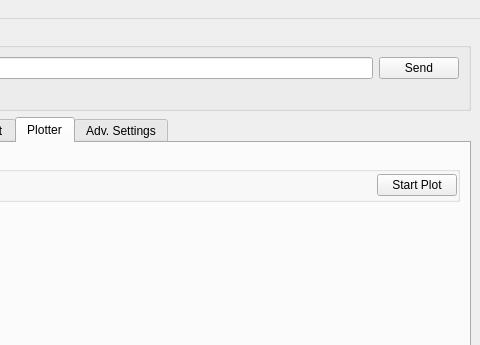
The window that ui_files/mainWindow.ui (careweather/SerialKiller) describes before a commit, drawn with Qt 5; both pictures show x 120 to 600 and y 0 to 345 of the 600 by 750 pixel window.
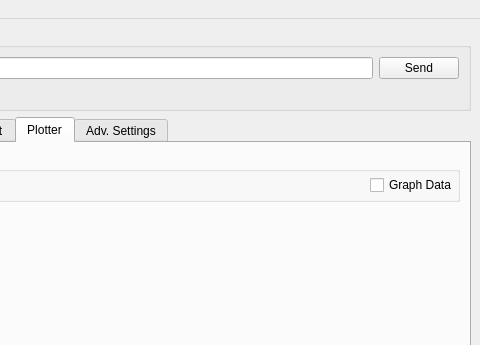
The same window after the commit. Custom widgets are drawn as their Qt base class.

Patch:
```diff
--- a/ui_files/mainWindow.ui
+++ b/ui_files/mainWindow.ui
@@ -451,19 +451,6 @@
            <property name="spacing">
             <number>0</number>
            </property>
-           <item row="0" column="1">
-            <widget class="QPushButton" name="pushButton_startPlot">
-             <property name="minimumSize">
-              <size>
-               <width>80</width>
-               <height>0</height>
-              </size>
-             </property>
-             <property name="text">
-              <string>Start Plot</string>
-             </property>
-            </widget>
-           </item>
            <item row="0" column="0">
             <spacer name="horizontalSpacer_4">
              <property name="orientation">
@@ -477,6 +464,13 @@
              </property>
             </spacer>
            </item>
+           <item row="0" column="1">
+            <widget class="QCheckBox" name="checkBox_graphData">
+             <property name="text">
+              <string>Graph Data</string>
+             </property>
+            </widget>
+           </item>
           </layout>
          </widget>
         </item>
```
